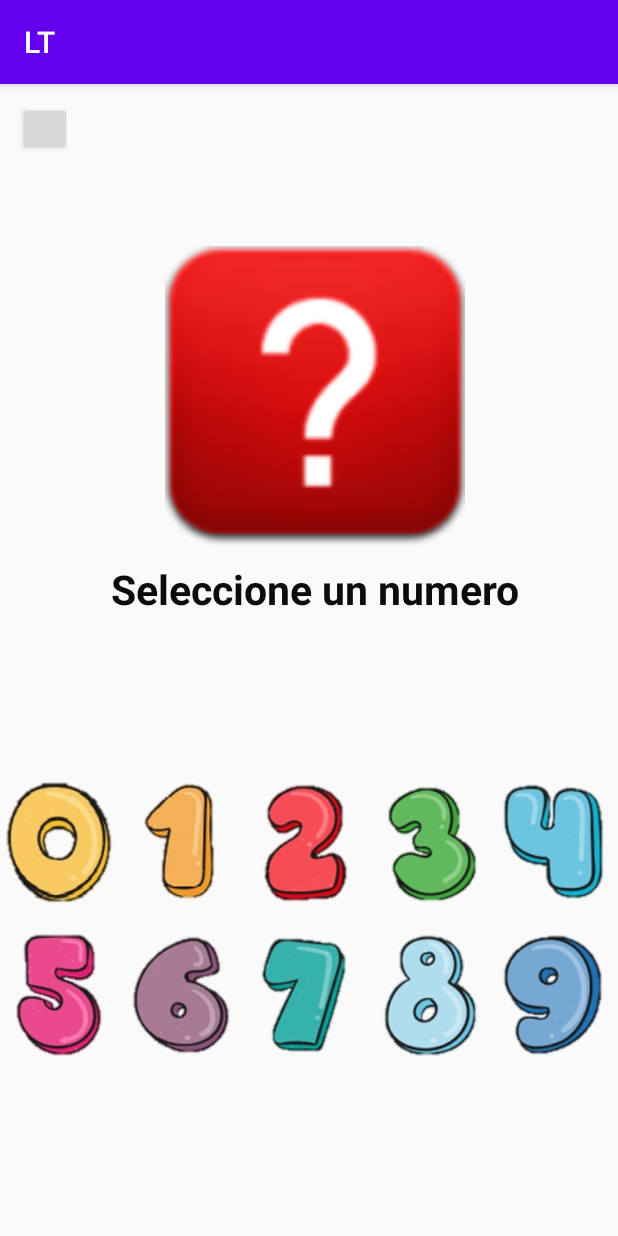
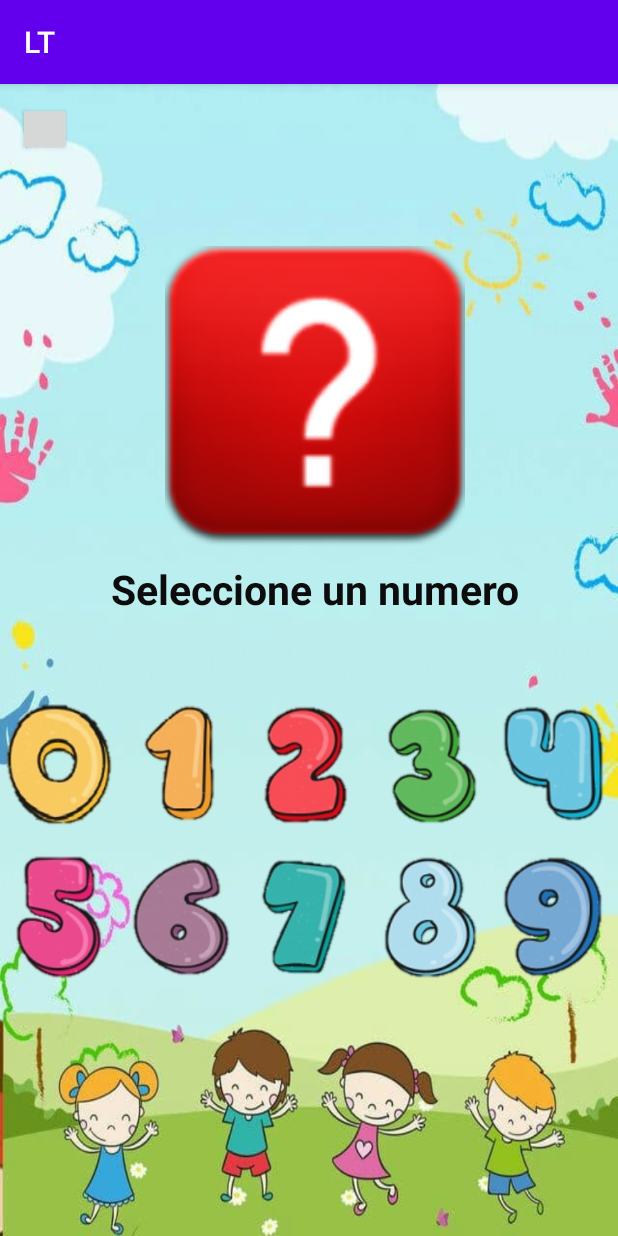
Before and after one commit to Coris12/MyProyectoFinal, an Android app: the Nivel_1_numeros screen opened directly, with no data from a screen before it, on a phone screen of 412 x 824 dp. Run offline under Robolectric (Android 15) with nearby library versions, the phone set to English and light mode, and no system bars.

Commit message:
Nivel 1 numeros dp

```diff
--- a/app/src/main/res/layout/activity_nivel_1_numeros.xml
+++ b/app/src/main/res/layout/activity_nivel_1_numeros.xml
@@ -5,7 +5,8 @@
 
     <LinearLayout
         android:layout_width="match_parent"
-        android:layout_height="406dp"
+        android:layout_height="match_parent"
+        android:background="@drawable/fondos"
         android:orientation="vertical">
 
         <Button
@@ -38,14 +39,14 @@
             android:textSize="27sp"
             android:textStyle="normal|bold" />
 
+        <include
+            layout="@layout/numeros"
+            android:layout_width="match_parent"
+            android:layout_height="435dp"
+            android:layout_centerHorizontal="true"
+            android:layout_centerVertical="true" />
+
     </LinearLayout>
 
 
-    <include
-        layout="@layout/numeros"
-        android:layout_width="match_parent"
-        android:layout_height="435dp"
-        android:layout_centerHorizontal="true"
-        android:layout_centerVertical="true" />
-
 </LinearLayout>
```
